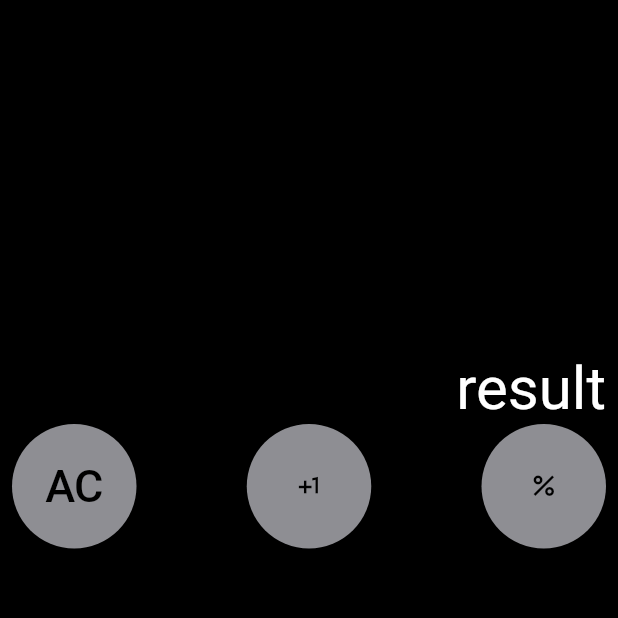
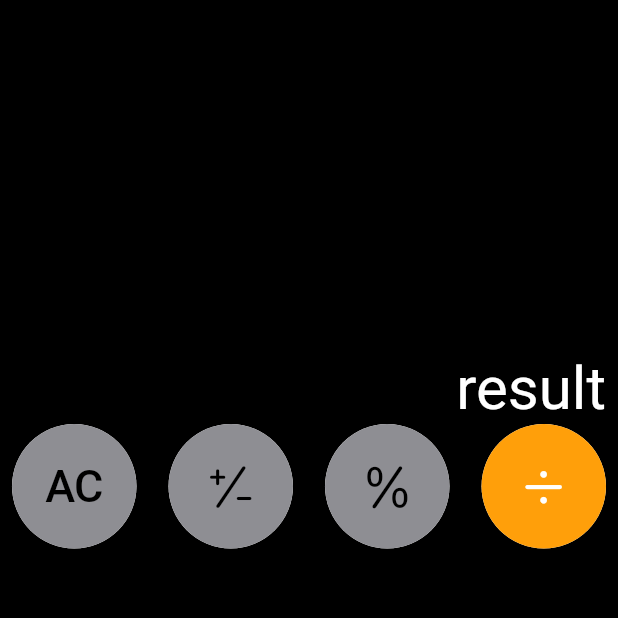
Before and after one commit to SangWook16074/my_ios_calculator, a Flutter app: the screen it shows after launch, on a phone screen of 412 x 824 dp, the top half of it. Run offline on Flutter 3.47's test engine with Material 2 defaults, Android fonts, the phone set to English and light mode, and no system bars; our stand-ins replace get.

Commit message:
2023 - 02 - 01 오전 01:49 작성자 : 한상욱 오렌지색 버튼 UI 제작 완료. 중복소스 방지를 위한 btn_color.dart, icon_data.dart파일을 생성. 이 파일로 버튼 하위 아이콘 관리.
기존의 하드코딩을 없애고, basic_bnt.dart, back_ground_btn.dart 파일의 위젯들을
Stack 위젯으로 감싸는 형식으로 하얀색 클릭 이펙트 표현.

```diff
--- a/lib/src/ui/home/app.dart
+++ b/lib/src/ui/home/app.dart
@@ -1,5 +1,7 @@
 import 'package:flutter/material.dart';
 import 'package:flutter_ios_calculator/src/ui/home/widget/grey_botton.dart';
+import 'package:flutter_ios_calculator/src/ui/home/widget/icon_data.dart';
+import 'package:flutter_ios_calculator/src/ui/home/widget/orange_btn.dart';
 
 class App extends StatefulWidget {
   const App({super.key});
@@ -11,9 +13,6 @@ class App extends StatefulWidget {
 class _AppState extends State<App> {
   @override
   Widget build(BuildContext context) {
-    final double resultHeight = MediaQuery.of(context).size.width;
-    final double buttonSize = MediaQuery.of(context).size.width / 4;
-
     return Scaffold(
       backgroundColor: Colors.black,
       body: Padding(
@@ -55,6 +54,7 @@ class _AppState extends State<App> {
         ),
         greyBtn(type: GreyBtnType.PLUSNMINUS),
         greyBtn(type: GreyBtnType.PERCENT),
+        OrangeBtn(icon: BtnIconType.divide),
       ],
     );
   }
--- /dev/null
+++ b/lib/src/ui/home/widget/back_ground_btn.dart
@@ -0,0 +1,21 @@
+// 2023 - 02 - 01 오전 1:15 작성자 : 한상욱
+// 기본 버튼 배경 클래스
+// 버튼 클래스의 하얀 클릭 이벤트를 위한 배경
+
+import 'package:flutter/cupertino.dart';
+
+class BackGroundBtn extends StatelessWidget {
+  const BackGroundBtn({super.key});
+
+  @override
+  Widget build(BuildContext context) {
+    return Container(
+      width: MediaQuery.of(context).size.width / 4 - 20,
+      height: MediaQuery.of(context).size.width / 4 - 20,
+      decoration: BoxDecoration(
+        color: CupertinoColors.white,
+        borderRadius: BorderRadius.circular(100),
+      ),
+    );
+  }
+}
--- /dev/null
+++ b/lib/src/ui/home/widget/basic_btn.dart
@@ -0,0 +1,31 @@
+// 2023 - 02 - 01 오전 1:14 작성자 : 한상욱
+// 기본 버튼 클래스
+// 모든 버튼들의 기본이 되는 틀 역할
+// 중복되는 소스를 방지하면서 클린 아키텍처를 도와줌.
+import 'package:flutter/cupertino.dart';
+
+class BasicBtn extends StatefulWidget {
+  final Color color;
+  final Widget child;
+  const BasicBtn({super.key, required this.child, required this.color});
+
+  @override
+  State<BasicBtn> createState() => _BasicBtnState();
+}
+
+class _BasicBtnState extends State<BasicBtn> {
+  @override
+  Widget build(BuildContext context) {
+    return SizedBox(
+      width: MediaQuery.of(context).size.width / 4 - 20,
+      height: MediaQuery.of(context).size.width / 4 - 20,
+      child: CupertinoButton(
+        color: widget.color,
+        padding: const EdgeInsets.all(8.0),
+        borderRadius: BorderRadius.circular(100),
+        child: widget.child,
+        onPressed: () {},
+      ),
+    );
+  }
+}
--- /dev/null
+++ b/lib/src/ui/home/widget/btn_color.dart
@@ -0,0 +1,7 @@
+import 'package:flutter/cupertino.dart';
+
+class BtnColor {
+  static Color get orange => CupertinoColors.systemOrange;
+  static Color get silver => CupertinoColors.systemGrey;
+  static Color get black => Color.fromARGB(61, 0, 0, 0);
+}
--- a/lib/src/ui/home/widget/grey_botton.dart
+++ b/lib/src/ui/home/widget/grey_botton.dart
@@ -1,5 +1,13 @@
 import 'package:flutter/cupertino.dart';
-import 'package:flutter/material.dart';
+import 'package:flutter_ios_calculator/src/ui/home/widget/back_ground_btn.dart';
+import 'package:flutter_ios_calculator/src/ui/home/widget/basic_btn.dart';
+import 'package:flutter_ios_calculator/src/ui/home/widget/btn_color.dart';
+import 'package:flutter_ios_calculator/src/ui/home/widget/icon_data.dart';
+
+// 2023 - 01 - 31 오전 1시 30분 작성자 : 한상욱
+// 회색 버튼 클래스
+// enum GreyBtnType을 통해서 버튼의 종류를 확인하여 알맞은
+// Widget funtion을 switch case문으로 반환함.
 
 enum GreyBtnType { ALLCLEAR, PLUSNMINUS, PERCENT }
 
@@ -19,16 +27,9 @@ class _greyBtnState extends State<greyBtn> {
   Widget build(BuildContext context) {
     switch (widget.type) {
       case GreyBtnType.PLUSNMINUS:
-        return _buttonETC(Icon(
-          Icons.plus_one,
-          color: Colors.black,
-        ));
-
+        return _buttonETC(BtnIconType.plusAndMinus);
       case GreyBtnType.PERCENT:
-        return _buttonETC(Icon(
-          Icons.percent,
-          color: Colors.black,
-        ));
+        return _buttonETC(BtnIconType.percent);
       case GreyBtnType.ALLCLEAR:
         return _buttonAllClear();
     }
@@ -37,13 +38,9 @@ class _greyBtnState extends State<greyBtn> {
   Widget _buttonAllClear() {
     return Stack(
       children: [
-        SizedBox(
-          width: MediaQuery.of(context).size.width / 4 - 20,
-          height: MediaQuery.of(context).size.width / 4 - 20,
-          child: CupertinoButton(
-            color: CupertinoColors.systemGrey,
-            padding: const EdgeInsets.all(8.0),
-            borderRadius: BorderRadius.circular(100),
+        BackGroundBtn(),
+        BasicBtn(
+          color: BtnColor.silver,
           child: Text(
             'AC',
             style: TextStyle(
@@ -51,9 +48,7 @@ class _greyBtnState extends State<greyBtn> {
                 color: CupertinoColors.black,
                 fontWeight: FontWeight.w500),
           ),
-            onPressed: () {},
-          ),
-        ),
+        )
       ],
     );
   }
@@ -61,17 +56,8 @@ class _greyBtnState extends State<greyBtn> {
   Widget _buttonETC(Icon icon) {
     return Stack(
       children: [
-        SizedBox(
-          width: MediaQuery.of(context).size.width / 4 - 20,
-          height: MediaQuery.of(context).size.width / 4 - 20,
-          child: CupertinoButton(
-            color: CupertinoColors.systemGrey,
-            padding: const EdgeInsets.all(8.0),
-            borderRadius: BorderRadius.circular(100),
-            child: icon,
-            onPressed: () {},
-          ),
-        ),
+        BackGroundBtn(),
+        BasicBtn(color: BtnColor.silver, child: icon),
       ],
     );
   }
--- /dev/null
+++ b/lib/src/ui/home/widget/icon_data.dart
@@ -0,0 +1,44 @@
+// 2023 - 02 - 01 오전 01:24 작성자 : 한상욱
+// 버튼 내부의 아이콘 클래스
+// 버튼 내부에서 사용할 아이콘들의 데이터의 프로퍼티까지 관리하는 클래스
+// 중복소스 방지용
+import 'package:flutter/cupertino.dart';
+
+class BtnIconType {
+  static Icon get plusAndMinus => Icon(
+        CupertinoIcons.plus_slash_minus,
+        size: 35,
+        color: CupertinoColors.black,
+      );
+
+  static Icon get percent => Icon(
+        CupertinoIcons.percent,
+        size: 35,
+        color: CupertinoColors.black,
+      );
+  static Icon get plus => Icon(
+        CupertinoIcons.plus,
+        size: 35,
+        color: CupertinoColors.white,
+      );
+  static Icon get minus => Icon(
+        CupertinoIcons.minus,
+        size: 35,
+        color: CupertinoColors.white,
+      );
+  static Icon get multiply => Icon(
+        CupertinoIcons.multiply,
+        size: 35,
+        color: CupertinoColors.white,
+      );
+  static Icon get divide => Icon(
+        CupertinoIcons.divide,
+        size: 35,
+        color: CupertinoColors.white,
+      );
+  static Icon get equal => Icon(
+        CupertinoIcons.plus,
+        size: 35,
+        color: CupertinoColors.white,
+      );
+}
--- /dev/null
+++ b/lib/src/ui/home/widget/orange_btn.dart
@@ -0,0 +1,22 @@
+// 2023 - 02 - 01 오전 01:31 작성자 : 한상욱
+// 사측연산을 하는 오렌지색 버튼 클래스
+
+import 'package:flutter/material.dart';
+import 'package:flutter_ios_calculator/src/ui/home/widget/back_ground_btn.dart';
+import 'package:flutter_ios_calculator/src/ui/home/widget/basic_btn.dart';
+import 'package:flutter_ios_calculator/src/ui/home/widget/btn_color.dart';
+
+class OrangeBtn extends StatelessWidget {
+  final Icon icon;
+  const OrangeBtn({super.key, required this.icon});
+
+  @override
+  Widget build(BuildContext context) {
+    return Stack(
+      children: [
+        BackGroundBtn(),
+        BasicBtn(color: BtnColor.orange, child: icon),
+      ],
+    );
+  }
+}
```
Lines whose indentation alone changed are shown as unchanged.
